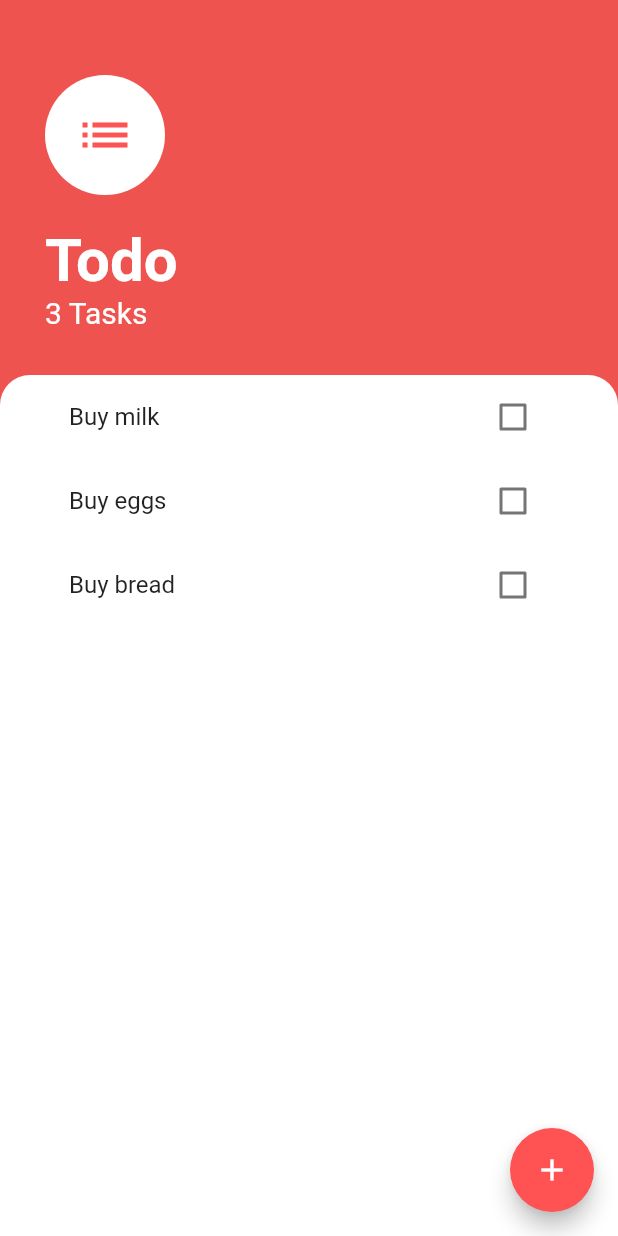
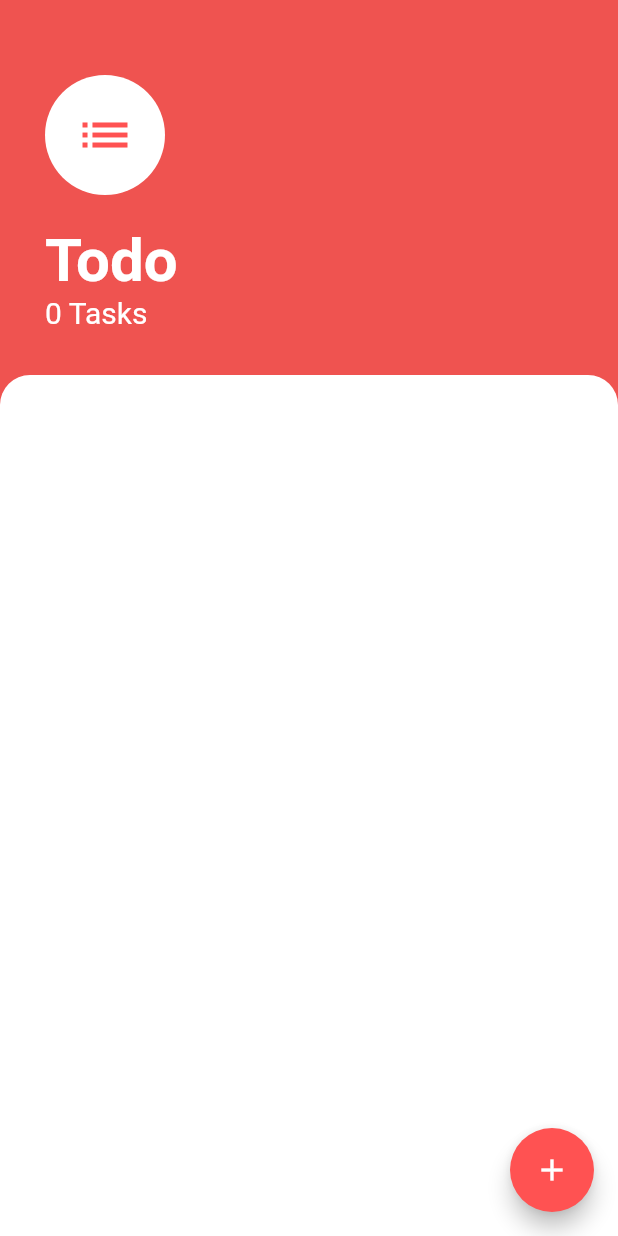
Before and after one commit to Kakyire/Todo, a Flutter app: the TaskScreen screen opened directly, on a phone screen of 412 x 824 dp. Run offline on Flutter 3.47's test engine with Material 2 defaults, Android fonts, the phone set to English and light mode, and no system bars.

```diff
--- /dev/null
+++ b/lib/models/task_data.dart
@@ -0,0 +1,24 @@
+import 'package:flutter/cupertino.dart';
+import 'package:todo/models/task.dart';
+
+class TaskData extends ChangeNotifier {
+  List<Task> _tasks = [];
+
+  void addNewTask(String newTask) {
+    _tasks.add(Task(taskName: newTask));
+    notifyListeners();
+  }
+
+  void isChecked(int index) {
+    _tasks[index].toggleTaskDone();
+    notifyListeners();
+  }
+
+  int get length {
+    return _tasks.length;
+  }
+
+  List get task {
+    return _tasks;
+  }
+}
--- a/lib/screens/task_screen.dart
+++ b/lib/screens/task_screen.dart
@@ -1,35 +1,22 @@
 import 'package:flutter/cupertino.dart';
 import 'package:flutter/material.dart';
-import 'package:todo/models/task.dart';
+import 'package:provider/provider.dart';
+import 'package:todo/models/task_data.dart';
 import 'package:todo/utils/constants.dart';
 import 'package:todo/widgets/task_listview.dart';
 
 import 'add_task_screen.dart';
 
-class TaskScreen extends StatefulWidget {
-  @override
-  _TaskScreenState createState() => _TaskScreenState();
-}
-
-class _TaskScreenState extends State<TaskScreen> {
-  List<Task> tasks = [
-    Task(taskName: 'Buy milk'),
-    Task(taskName: 'Buy eggs'),
-    Task(taskName: 'Buy bread'),
-  ];
-
+class TaskScreen extends StatelessWidget {
   @override
   Widget build(BuildContext context) {
     return Scaffold(
       floatingActionButton: FloatingActionButton(
         onPressed: () {
           showModalBottomSheet(
-              context: context,
-              builder: (context) => AddTaskScreen((newTask) {
-                    setState(() {
-                      tasks.add(Task(taskName: newTask));
-                    });
-                  }));
+            context: context,
+            builder: (context) => AddTaskScreen(),
+          );
         },
         backgroundColor: Colors.redAccent,
         child: Icon(Icons.add),
@@ -69,7 +56,7 @@ class _TaskScreenState extends State<TaskScreen> {
                   ),
                 ),
                 Text(
-                  '${tasks.length} Tasks',
+                  '${Provider.of<TaskData>(context).length} Tasks',
                   style: TextStyle(
                     color: Colors.white,
                     fontSize: 20,
@@ -87,7 +74,7 @@ class _TaskScreenState extends State<TaskScreen> {
                 topRight: kCircleRadius,
               ),
             ),
-            child: TaskList(tasks),
+            child: TaskList(),
           )),
         ],
       ),
--- a/lib/widgets/task_listview.dart
+++ b/lib/widgets/task_listview.dart
@@ -1,13 +1,10 @@
 import 'package:flutter/cupertino.dart';
 import 'package:flutter/material.dart';
-import 'package:todo/models/task.dart';
+import 'package:provider/provider.dart';
+import 'package:todo/models/task_data.dart';
 import 'package:todo/widgets/task_tile.dart';
 
 class TaskList extends StatefulWidget {
-  TaskList(this.tasks);
-
-  final List<Task> tasks;
-
   @override
   _TaskListState createState() => _TaskListState();
 }
@@ -16,19 +13,39 @@ class _TaskListState extends State<TaskList> {
   Widget listViewBuild() {
     return Container(
       padding: EdgeInsets.symmetric(horizontal: 30.0),
-      child: ListView.builder(
-        itemBuilder: (context, index) {
-          return TaskTile(
-            taskTitle: widget.tasks[index].taskName,
-            isChecked: widget.tasks[index].isDone,
-            toggleCheckBox: (value) {
-              setState(() {
-                widget.tasks[index].toggleTaskDone();
-              });
+      child: Consumer<TaskData>(
+        builder: (context, taskData, child) {
+          return ListView.builder(
+            itemBuilder: (context, index) {
+              return TaskTile(
+                taskTitle: taskData.task[index].taskName,
+                isChecked: taskData.task[index].isDone,
+                toggleCheckBox: (value) {
+                  Provider.of<TaskData>(
+                    context,
+                    listen: false,
+                  ).isChecked(index);
+                },
+              );
             },
+            itemCount: taskData.length,
           );
         },
-        itemCount: widget.tasks.length,
+        // child: ListView.builder(
+        //   itemBuilder: (context, index) {
+        //     return TaskTile(
+        //       taskTitle: Provider.of<TaskData>(context).task()[index].taskName,
+        //       isChecked: Provider.of<TaskData>(context).task()[index].isDone,
+        //       toggleCheckBox: (value) {
+        //         Provider.of<TaskData>(
+        //           context,
+        //           listen: false,
+        //         ).isChecked(index);
+        //       },
+        //     );
+        //   },
+        //   itemCount: Provider.of<TaskData>(context).length,
+        // ),
       ),
     );
   }
```
Also changed, not shown: lib/main.dart (+8 -3 lines), lib/screens/add_task_screen.dart (+7 -6 lines), 1 other file.
